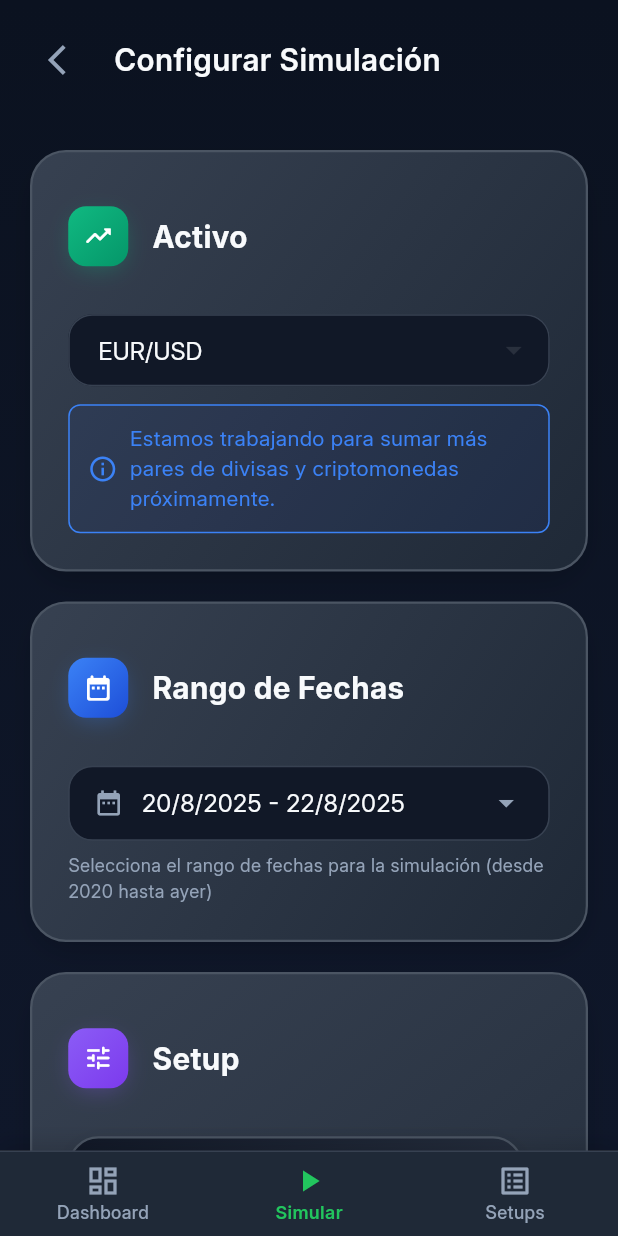
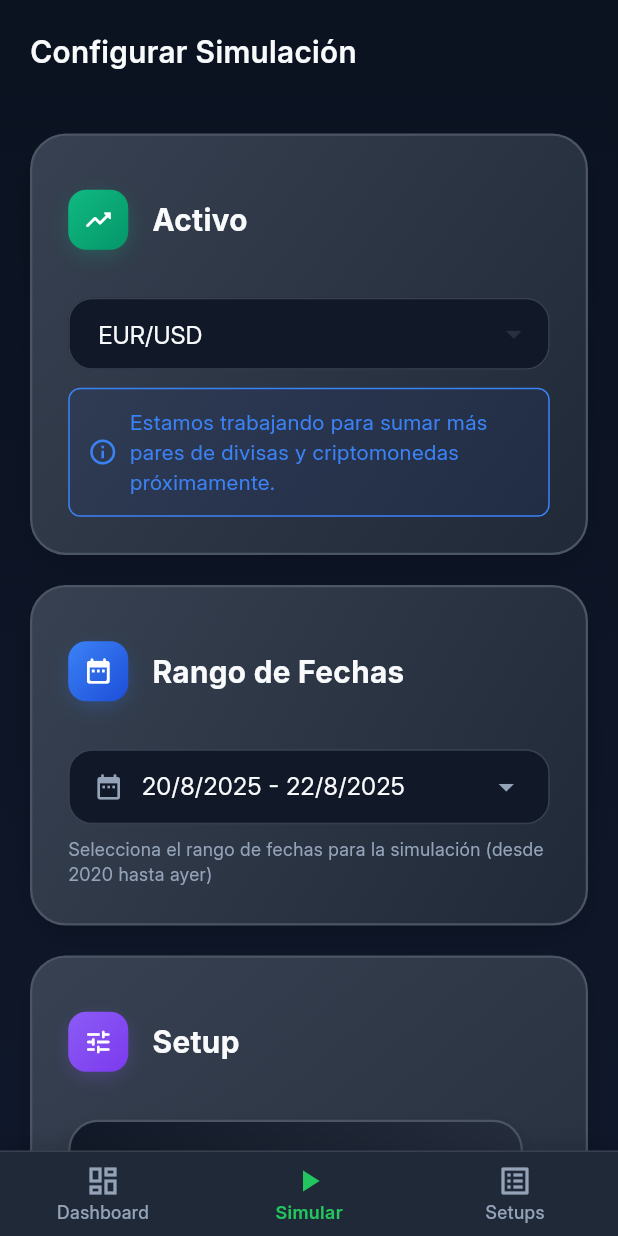
Before and after one commit to BautistaMendibe/timetrader, a Flutter app: the screen it shows once a user with an empty profile is signed in, item 2 of the bottom bar chosen, on a phone screen of 412 x 824 dp. Run offline on Flutter 3.47's test engine with Material 3 defaults, Android fonts, the phone set to English and light mode, and no system bars; our stand-ins replace cloud_firestore, csv, firebase_auth, firebase_core, google_sign_in, tuple and 1 more; accounts and stored records are empty.

Commit message:
refactor: adjust header padding in SimulationSetupScreen for improved layout consistency

```diff
--- a/lib/src/screens/simulation_setup_screen.dart
+++ b/lib/src/screens/simulation_setup_screen.dart
@@ -742,18 +742,9 @@ class _SimulationSetupScreenState extends State<SimulationSetupScreen> {
 
   Widget _buildHeader() {
     return Container(
-      padding: const EdgeInsets.symmetric(horizontal: 20, vertical: 16),
+      padding: const EdgeInsets.symmetric(horizontal: 20, vertical: 20),
       child: Row(
         children: [
-          IconButton(
-            onPressed: () => Navigator.pop(context),
-            icon: const Icon(
-              Icons.arrow_back_ios,
-              color: Color(0xFF94A3B8),
-              size: 24,
-            ),
-          ),
-          const SizedBox(width: 8),
           const Text(
             'Configurar Simulación',
             style: TextStyle(
```
